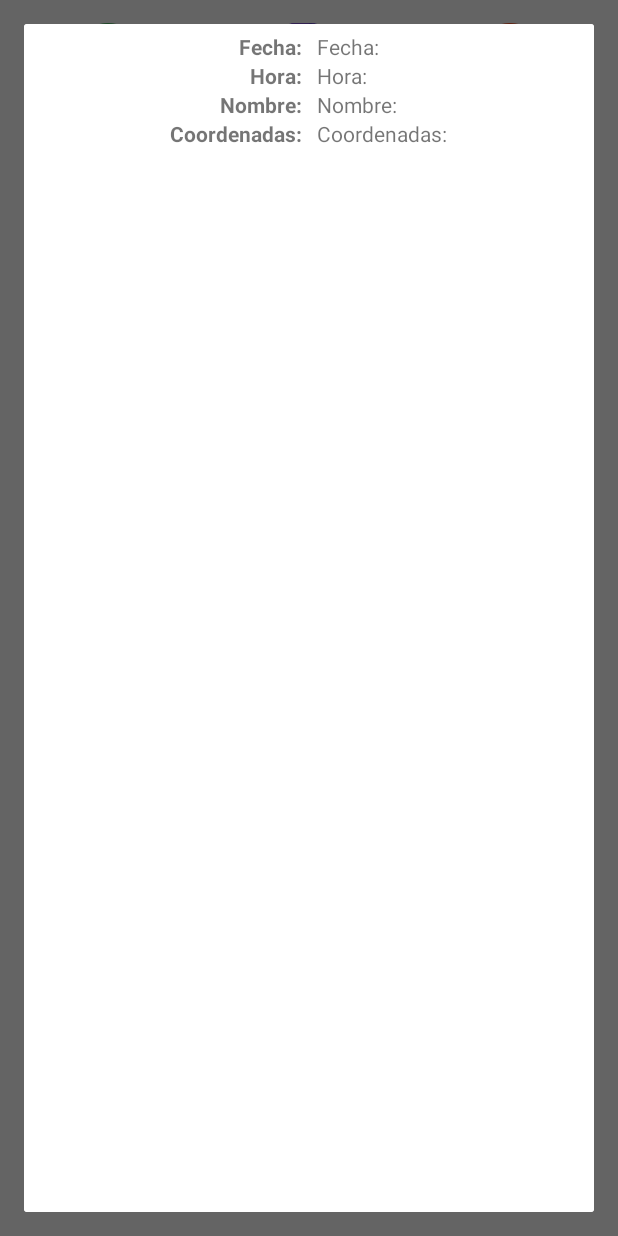
After one commit to Faiber-Juanias/Android_Hospital, an Android app: the fragment FullScreenDialog placed in its activity, on a phone screen of 412 x 824 dp. The commit adds this screen. Run offline under Robolectric (Android 15) with nearby library versions, the phone set to English and light mode, and no system bars.

Commit message:
FaltaTerminarFullScreenDialog

```diff
--- a/app/src/main/java/com/example/multimedia/hospital/Principal.java
+++ b/app/src/main/java/com/example/multimedia/hospital/Principal.java
@@ -24,8 +24,9 @@ public class Principal extends AppCompatActivity implements Fragment_informe.OnF
 
         //Almacenamos las instancias de los Fragments
         objFragment = new Fragment[2];
-        objFragment[0] = new Fragment_informe();
-        objFragment[1] = new Fragment_solicitud();
+        objFragment[0] = new Fragment_solicitud();
+        objFragment[1] = new Fragment_informe();
+
 
         for (int i=0; i<idBotones.length; i++){
             //Creamos las referencias
@@ -36,7 +37,6 @@ public class Principal extends AppCompatActivity implements Fragment_informe.OnF
             imageBotones[i].setOnClickListener(new View.OnClickListener() {
                 @Override
                 public void onClick(View view) {
-
                 switch (imageBotones[n].getId()){
                     case R.id.btn_solicitud:
                         //imageBotones[n].setBackgroundColor(getResources().getColor(R.color.colorPrimary));
@@ -49,7 +49,6 @@ public class Principal extends AppCompatActivity implements Fragment_informe.OnF
                         imageBotones[0].setBackgroundColor(0);
                         break;
                 }
-
                 if (n == 2){
                     finish();
                 }else{
--- a/app/src/main/java/com/example/multimedia/hospital/fragments/Fragment_solicitud.java
+++ b/app/src/main/java/com/example/multimedia/hospital/fragments/Fragment_solicitud.java
@@ -4,11 +4,17 @@ import android.content.Context;
 import android.net.Uri;
 import android.os.Bundle;
 import android.support.v4.app.Fragment;
+import android.support.v4.app.FragmentManager;
+import android.support.v4.app.FragmentTransaction;
 import android.view.LayoutInflater;
 import android.view.View;
 import android.view.ViewGroup;
+import android.widget.Button;
+import android.widget.EditText;
+import android.widget.ImageButton;
 
 import com.example.multimedia.hospital.R;
+import com.example.multimedia.hospital.full_screen_dialog.FullScreenDialog;
 
 /**
  * A simple {@link Fragment} subclass.
@@ -27,6 +33,13 @@ public class Fragment_solicitud extends Fragment {
     // TODO: Rename and change types of parameters
     private String mParam1;
     private String mParam2;
+
+    //---------------------------------------------
+    private EditText txtSolicitante;
+    private EditText txtComentario;
+    private EditText txtGps;
+    private ImageButton btnSync;
+    private Button btnEnviaSolicitud;
 
     private OnFragmentInteractionListener mListener;
 
@@ -65,7 +78,28 @@ public class Fragment_solicitud extends Fragment {
     public View onCreateView(LayoutInflater inflater, ViewGroup container,
                              Bundle savedInstanceState) {
         // Inflate the layout for this fragment
-        return inflater.inflate(R.layout.fragment_fragment_solicitud, container, false);
+        View vista = inflater.inflate(R.layout.fragment_fragment_solicitud, container, false);
+
+        //Creamos las referencias
+        txtSolicitante = (EditText) vista.findViewById(R.id.txt_nombre_solicitante);
+        txtComentario = (EditText) vista.findViewById(R.id.txt_comentario);
+        txtGps = (EditText) vista.findViewById(R.id.txt_gps);
+        btnSync = (ImageButton) vista.findViewById(R.id.btn_sync);
+        btnEnviaSolicitud = (Button) vista.findViewById(R.id.btn_envia_solicitud);
+
+        btnEnviaSolicitud.setOnClickListener(new View.OnClickListener() {
+            @Override
+            public void onClick(View view) {
+                //Creo una instancia de FullScreenDialog
+                FullScreenDialog objFullDialog = new FullScreenDialog();
+                FragmentManager objManajer = getFragmentManager();
+                FragmentTransaction objTransaction = objManajer.beginTransaction();
+                objTransaction.setTransition(FragmentTransaction.TRANSIT_FRAGMENT_OPEN);
+                objTransaction.add(android.R.id.content, objFullDialog).addToBackStack(null).commit();
+            }
+        });
+
+        return vista;
     }
 
     // TODO: Rename method, update argument and hook method into UI event
--- /dev/null
+++ b/app/src/main/java/com/example/multimedia/hospital/full_screen_dialog/FullScreenDialog.java
@@ -0,0 +1,30 @@
+package com.example.multimedia.hospital.full_screen_dialog;
+
+import android.app.Dialog;
+import android.os.Bundle;
+import android.support.annotation.NonNull;
+import android.support.annotation.Nullable;
+import android.support.v4.app.DialogFragment;
+import android.view.LayoutInflater;
+import android.view.View;
+import android.view.ViewGroup;
+import android.view.Window;
+
+import com.example.multimedia.hospital.R;
+
+public class FullScreenDialog extends DialogFragment{
+
+    @Nullable
+    @Override
+    public View onCreateView(@NonNull LayoutInflater inflater, @Nullable ViewGroup container, @Nullable Bundle savedInstanceState) {
+        return inflater.inflate(R.layout.full_screen_dialog, container, false);
+    }
+
+    @NonNull
+    @Override
+    public Dialog onCreateDialog(@Nullable Bundle savedInstanceState) {
+        Dialog objDialog = super.onCreateDialog(savedInstanceState);
+        objDialog.requestWindowFeature(Window.FEATURE_NO_TITLE);
+        return objDialog;
+    }
+}
--- /dev/null
+++ b/app/src/main/res/layout/full_screen_dialog.xml
@@ -0,0 +1,96 @@
+<?xml version="1.0" encoding="utf-8"?>
+<RelativeLayout
+    xmlns:android="http://schemas.android.com/apk/res/android"
+    android:layout_width="match_parent"
+    android:layout_height="match_parent"
+    android:background="@color/colorViewPrincipal"
+    android:padding="5dp">
+
+    <LinearLayout
+        android:layout_width="match_parent"
+        android:layout_height="match_parent"
+        android:orientation="horizontal">
+
+        <LinearLayout
+            android:layout_width="match_parent"
+            android:layout_height="match_parent"
+            android:orientation="vertical"
+            android:layout_weight="1">
+
+            <TextView
+                android:layout_width="match_parent"
+                android:layout_height="wrap_content"
+                android:layout_marginEnd="5dp"
+                android:gravity="end"
+                android:text="@string/view_fecha"
+                android:textStyle="bold"/>
+
+            <TextView
+                android:layout_width="match_parent"
+                android:layout_height="wrap_content"
+                android:layout_marginEnd="5dp"
+                android:gravity="end"
+                android:text="@string/view_hora"
+                android:textStyle="bold"/>
+
+            <TextView
+                android:layout_width="match_parent"
+                android:layout_height="wrap_content"
+                android:layout_marginEnd="5dp"
+                android:gravity="end"
+                android:text="@string/view_nombre_dos"
+                android:textStyle="bold"/>
+
+            <TextView
+                android:layout_width="match_parent"
+                android:layout_height="wrap_content"
+                android:layout_marginEnd="5dp"
+                android:gravity="end"
+                android:text="@string/view_gps_dos"
+                android:textStyle="bold"/>
+
+        </LinearLayout>
+
+        <LinearLayout
+            android:layout_width="match_parent"
+            android:layout_height="match_parent"
+            android:orientation="vertical"
+            android:layout_weight="1">
+
+            <TextView
+                android:id="@+id/view_fecha"
+                android:layout_width="match_parent"
+                android:layout_height="wrap_content"
+                android:layout_marginStart="5dp"
+                android:gravity="start"
+                android:text="@string/view_fecha"/>
+
+            <TextView
+                android:id="@+id/view_hora"
+                android:layout_width="match_parent"
+                android:layout_height="wrap_content"
+                android:layout_marginStart="5dp"
+                android:gravity="start"
+                android:text="@string/view_hora"/>
+
+            <TextView
+                android:id="@+id/view_comentario_dos"
+                android:layout_width="match_parent"
+                android:layout_height="wrap_content"
+                android:layout_marginStart="5dp"
+                android:gravity="start"
+                android:text="@string/view_nombre_dos"/>
+
+            <TextView
+                android:id="@+id/view_gps_dos"
+                android:layout_width="match_parent"
+                android:layout_height="wrap_content"
+                android:layout_marginStart="5dp"
+                android:gravity="start"
+                android:text="@string/view_gps_dos"/>
+
+        </LinearLayout>
+
+    </LinearLayout>
+
+</RelativeLayout>
--- a/app/src/main/res/values/strings.xml
+++ b/app/src/main/res/values/strings.xml
@@ -11,5 +11,17 @@
     <string name="btn_salir">Salida</string>
 
     <!--Fragment_solicitud-->
-    <string name="hello_blank_fragment">Hello blank fragment</string>
+    <string name="view_nombre">Nombre del solicitante</string>
+    <string name="txt_nombre">Escribe aqui</string>
+    <string name="view_comentario">Escribe un comentario o una fecha</string>
+    <string name="txt_comentario">Comentario - Fecha</string>
+    <string name="view_gps">Coordenadas actuales</string>
+    <string name="btn_syn">Sincroniza coordenadas</string>
+    <string name="btn_envia_solicitud">Hacer solicitud</string>
+
+    <!--FullScreenDialog-->
+    <string name="view_fecha">Fecha:</string>
+    <string name="view_hora">Hora:</string>
+    <string name="view_nombre_dos">Nombre:</string>
+    <string name="view_gps_dos">Coordenadas:</string>
 </resources>
```
Also changed, not shown: app/src/main/res/layout/fragment_fragment_informe.xml (+6 -6 lines), app/src/main/res/layout/fragment_fragment_solicitud.xml (+68 -1 lines), app/src/main/res/layout/item_list.xml (added, +17 -0 lines), app/src/main/res/drawable-v24/sync.png (added). Lines whose indentation alone changed are shown as unchanged.
